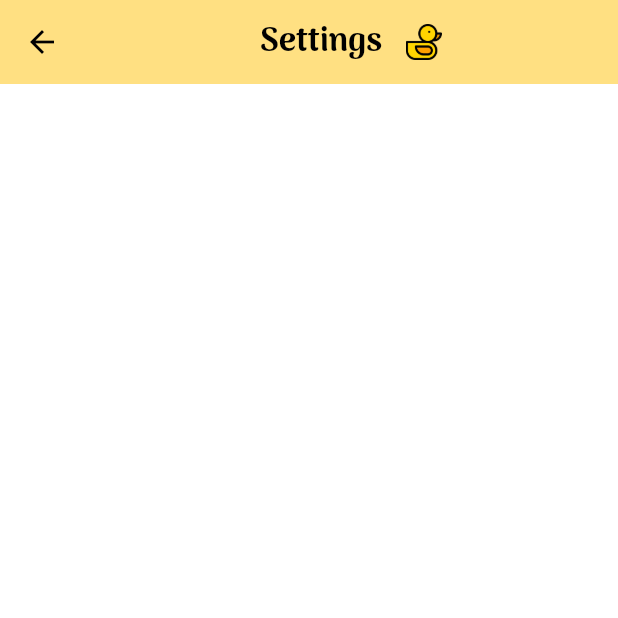
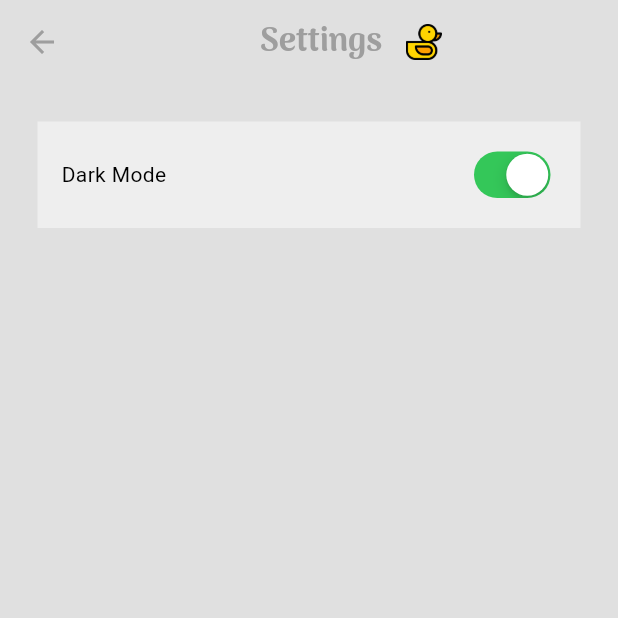
Before and after one commit to wjinggoh/Chat-App, a Flutter app: the SettingsPage screen opened directly, on a phone screen of 412 x 824 dp, the top half of it. Run offline on Flutter 3.47's test engine with Material 3 defaults, Android fonts, the light colour scheme and no system bars; our stand-ins replace cloud_firestore, firebase_auth, firebase_core; accounts and stored records are empty.

Commit message:
version 6

```diff
--- a/lib/pages/chat_page.dart
+++ b/lib/pages/chat_page.dart
@@ -21,6 +21,10 @@ class ChatPage extends StatelessWidget {
   //chat & auth services
   final ChatService _chatService = ChatService();
   final AuthService _authService = AuthService();
+
+  //for textfield focus
+
+  FocusNode myFocusNode = FocusNode();
 
   //send message
   void sendMessage() async {
--- a/lib/pages/settings_page.dart
+++ b/lib/pages/settings_page.dart
@@ -1,3 +1,4 @@
+import 'package:flutter/cupertino.dart';
 import 'package:flutter/material.dart';
 import 'package:minimal_chat_app/services/auth/auth_service.dart';
 
@@ -13,8 +14,10 @@ class SettingsPage extends StatelessWidget {
   @override
   Widget build(BuildContext context) {
     return Scaffold(
-      backgroundColor: Colors.white,
+      backgroundColor: Theme.of(context).colorScheme.background,
       appBar: AppBar(
+        backgroundColor: Colors.transparent,
+        foregroundColor: Colors.grey,
         title: Row(
           mainAxisAlignment: MainAxisAlignment.center, // Center the Row
           children: [
@@ -31,8 +34,26 @@ class SettingsPage extends StatelessWidget {
             ),
           ],
         ),
-        backgroundColor: Colors.amber.shade200,
+      ),
+      body: Container(
+        decoration: BoxDecoration(
+          color: Theme.of(context).colorScheme.secondary,
+        ),
+        margin: const EdgeInsets.all(25),
+        padding: const EdgeInsets.all(16),
+        child: Row(
+          mainAxisAlignment: MainAxisAlignment.spaceBetween,
+          children: [
+            //dark mode
+            Text("Dark Mode"),
 
+            //switch toggle
+            CupertinoSwitch(
+              value: true,
+              onChanged: (value) {},
+            ),
+          ],
+        ),
       ),
     );
   }
--- a/pubspec.yaml
+++ b/pubspec.yaml
@@ -14,6 +14,7 @@ dependencies:
 
   cupertino_icons: ^1.0.2
   firebase_auth: ^4.17.8
+  provider: ^6.1.2
 
 dev_dependencies:
   flutter_lints: ^2.0.0 # Use the latest available version
```
Also changed, not shown: lib/main.dart (+12 -4 lines), lib/models/user.dart (added, +41 -0 lines), pubspec.lock.
